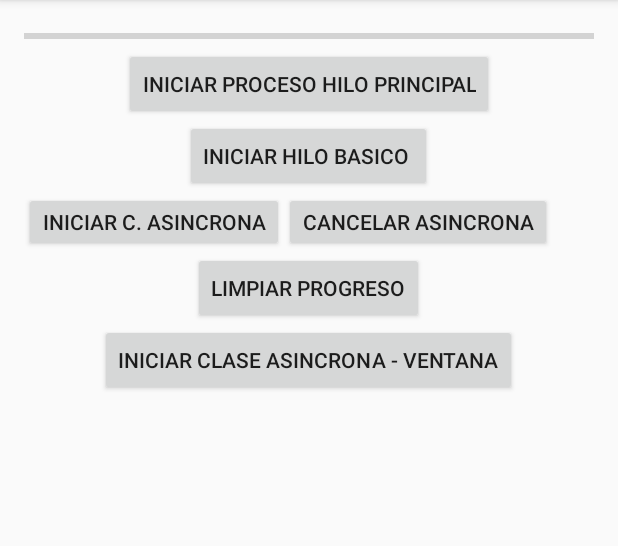
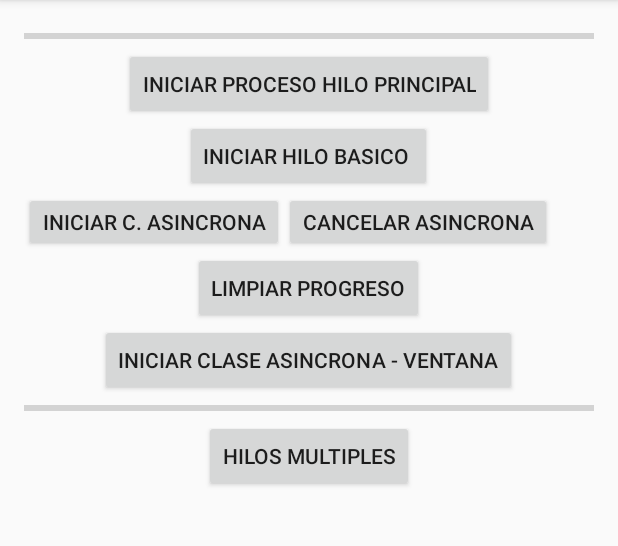
Before and after one commit to johnny9052/Android_Introduccion_Hilos, an Android app: the screen it shows after launch (MainActivity), on a phone screen of 412 x 824 dp, the part 84-630 px from its top. Run offline under Robolectric (Android 15) with nearby library versions, the phone set to English and light mode, and no system bars.

Commit message:
Hilos multiples

```diff
--- a/app/src/main/res/layout/activity_main.xml
+++ b/app/src/main/res/layout/activity_main.xml
@@ -78,6 +78,22 @@
             android:layout_gravity="center_horizontal"
             android:onClick="clickClaseAsincronaVentana" />
 
+        <ProgressBar
+            style="?android:attr/progressBarStyleHorizontal"
+            android:layout_width="match_parent"
+            android:layout_height="wrap_content"
+            android:id="@+id/progressBar2"
+            android:layout_gravity="center_horizontal"
+            android:indeterminate="false" />
+
+        <Button
+            android:layout_width="wrap_content"
+            android:layout_height="wrap_content"
+            android:text="Hilos multiples"
+            android:id="@+id/btnHilosMultiples"
+            android:layout_gravity="center_horizontal"
+            android:onClick="clickHilosMultiples" />
+
     </LinearLayout>
 
 </RelativeLayout>
```
